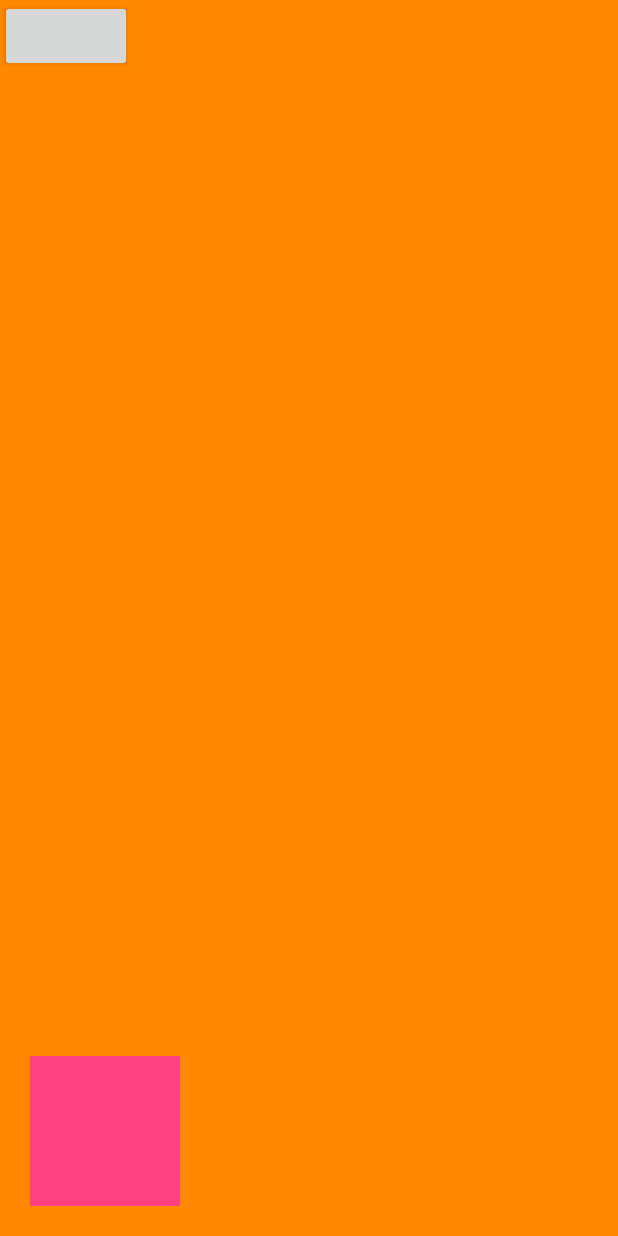
After one commit to logerjoger/mvvm, an Android app: the layout fragment_b.xml on its own in the app's theme, with its tools: preview values and no code run, on a phone screen of 412 x 824 dp. The commit adds this screen. Run offline under Robolectric (Android 15) with nearby library versions, the phone set to English and light mode, and no system bars.

Commit message:
Transition: create fragment layouts (change activity layout)

```diff
--- /dev/null
+++ b/app/src/main/res/layout/fragment_b.xml
@@ -0,0 +1,19 @@
+<?xml version="1.0" encoding="utf-8"?>
+<RelativeLayout
+    xmlns:android="http://schemas.android.com/apk/res/android"
+    android:layout_width="match_parent"
+    android:layout_height="match_parent"
+    android:background="@android:color/holo_orange_dark">
+    <ImageView
+        android:id="@+id/dest_image"
+        android:layout_width="100dp"
+        android:layout_height="100dp"
+        android:layout_marginStart="20dp"
+        android:layout_marginBottom="20dp"
+        android:layout_alignParentBottom="true"
+        android:background="@color/colorAccent"/>
+    <Button
+        android:id="@+id/dest_button"
+        android:layout_width="wrap_content"
+        android:layout_height="wrap_content"/>
+</RelativeLayout>
```
Also changed, not shown: app/src/main/res/layout/activity_main.xml (+22 -11 lines), app/src/main/res/layout/fragment_a.xml (added, +21 -0 lines).
